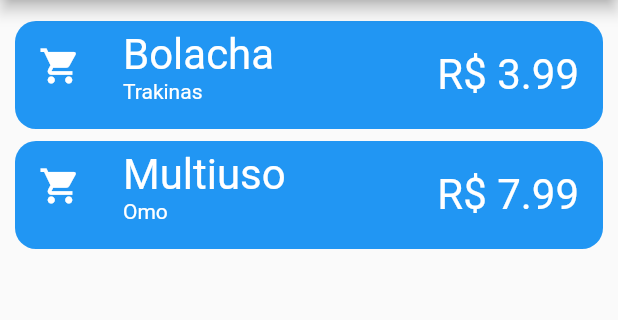
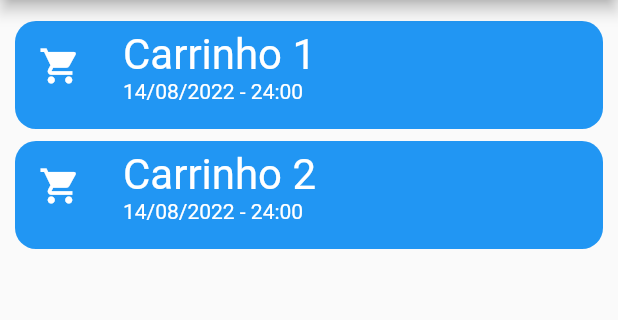
Before and after one commit to Canudo319/shopping-list-app, a Flutter app: the screen it shows after launch, on a phone screen of 412 x 824 dp, the part 84-404 px from its top. Run offline on Flutter 3.47's test engine with Material 2 defaults, Android fonts, the phone set to English and light mode, and no system bars; our stand-ins replace shared_preferences.

Commit message:
Adição da classe modelo cart

```diff
--- /dev/null
+++ b/lib/models/shopping_cart_model.dart
@@ -0,0 +1,21 @@
+import 'package:shopping_list_app/models/shopping_item_model.dart';
+
+import 'package:intl/intl.dart';
+
+class ShoppingCartModel {
+  final int id;
+  String name;
+  DateTime date;
+  List<ShoppingItemModel>? itens;
+
+  ShoppingCartModel({
+    required this.id,
+    required this.name,
+    required this.date,
+    this.itens,
+  });
+
+  String getFormatedDate() {
+    return DateFormat("dd/MM/yyyy - kk:mm").format(date);
+  }
+}
--- a/lib/models/shopping_item_model.dart
+++ b/lib/models/shopping_item_model.dart
@@ -5,10 +5,11 @@ class ShoppingItemModel {
   String? type;
   double price;
 
-  ShoppingItemModel(
-      {required this.id,
-      required this.name,
-      this.brand,
-      this.type,
-      required this.price});
+  ShoppingItemModel({
+    required this.id,
+    required this.name,
+    this.brand,
+    this.type,
+    required this.price,
+  });
 }
--- /dev/null
+++ b/lib/ui/cart_inspection.dart
@@ -0,0 +1,41 @@
+import 'package:flutter/material.dart';
+import 'package:shopping_list_app/models/shopping_cart_model.dart';
+
+class CartInspection extends StatefulWidget {
+  final ShoppingCartModel cart;
+
+  const CartInspection(this.cart, {Key? key}) : super(key: key);
+
+  @override
+  State<CartInspection> createState() => _CartInspectionState();
+}
+
+class _CartInspectionState extends State<CartInspection> {
+  void _setCartName(String cartName) {}
+
+  @override
+  Widget build(BuildContext context) {
+    return Scaffold(
+      appBar: AppBar(
+        backgroundColor: Theme.of(context).primaryColor,
+        title: Column(
+          crossAxisAlignment: CrossAxisAlignment.start,
+          children: [
+            Text(
+              widget.cart.name,
+              style: const TextStyle(
+                fontWeight: FontWeight.bold,
+                fontSize: 20,
+              ),
+            ),
+            const SizedBox(height: 2),
+            Text(
+              widget.cart.getFormatedDate(),
+              style: const TextStyle(fontSize: 12),
+            ),
+          ],
+        ),
+      ),
+    );
+  }
+}
--- a/lib/ui/home_app.dart
+++ b/lib/ui/home_app.dart
@@ -1,10 +1,10 @@
 import 'package:flutter/material.dart';
+import 'package:shopping_list_app/models/shopping_cart_model.dart';
 import 'package:shopping_list_app/ui/change_primary_color.dart';
+import 'package:shopping_list_app/widgets/shopping_cart_list_tile.dart';
 
 import '../models/shopping_item_model.dart';
 import '../widgets/greeter_widget.dart';
-import '../widgets/shopping_item_list_tile.dart';
-import 'item_inspection.dart';
 
 class HomeApp extends StatelessWidget {
   final void Function(ThemeData) _setThemeData;
@@ -13,17 +13,22 @@ class HomeApp extends StatelessWidget {
 
   @override
   Widget build(BuildContext context) {
-    List<ShoppingItemListTile> _extract(List<ShoppingItemModel> listaItens) {
-      List<ShoppingItemListTile> listTiles = [];
+    List<ShoppingCartListTile> _extract(List<ShoppingCartModel> listaCarts) {
+      List<ShoppingCartListTile> listTiles = [];
 
-      for (var item in listaItens) {
-        listTiles.add(ShoppingItemListTile(item));
+      for (var cart in listaCarts) {
+        listTiles.add(ShoppingCartListTile(cart));
       }
 
       return listTiles;
     }
 
-    var itens = [
+    var shoppingCarts = [
+      ShoppingCartModel(
+        id: 1,
+        date: DateTime(2022, 08, 14),
+        name: "Carrinho 1",
+        itens: [
           ShoppingItemModel(
             id: 1,
             name: "Bolacha",
@@ -37,6 +42,28 @@ class HomeApp extends StatelessWidget {
             brand: "Omo",
             type: "Limpeza",
           ),
+        ],
+      ),
+      ShoppingCartModel(
+        id: 1,
+        date: DateTime(2022, 08, 14),
+        name: "Carrinho 2",
+        itens: [
+          ShoppingItemModel(
+            id: 1,
+            name: "Bolacha",
+            price: 3.99,
+            brand: "Trakinas",
+          ),
+          ShoppingItemModel(
+            id: 2,
+            name: "Multiuso",
+            price: 7.99,
+            brand: "Omo",
+            type: "Limpeza",
+          ),
+        ],
+      )
     ];
 
     return Scaffold(
@@ -64,7 +91,7 @@ class HomeApp extends StatelessWidget {
       ),
       body: ListView(
         padding: const EdgeInsets.all(10),
-        children: [..._extract(itens)],
+        children: [..._extract(shoppingCarts)],
       ),
     );
   }
--- /dev/null
+++ b/lib/widgets/shopping_cart_list_tile.dart
@@ -0,0 +1,53 @@
+import 'package:flutter/material.dart';
+import 'package:shopping_list_app/models/shopping_cart_model.dart';
+
+class ShoppingCartListTile extends StatelessWidget {
+  final ShoppingCartModel cart;
+
+  const ShoppingCartListTile(this.cart, {Key? key}) : super(key: key);
+
+  @override
+  Widget build(BuildContext context) {
+    return Padding(
+      padding: const EdgeInsets.fromLTRB(0, 4, 0, 4),
+      child: ListTile(
+        onTap: () {},
+        leading: const Icon(
+          Icons.shopping_cart,
+          color: Colors.white,
+          size: 28,
+        ),
+        title: _ShoppingCartNameText(cart.name),
+        subtitle: Text(
+          cart.getFormatedDate(),
+          style: const TextStyle(
+            color: Colors.white,
+          ),
+        ),
+        tileColor: Theme.of(context).primaryColor,
+        shape: RoundedRectangleBorder(
+          borderRadius: BorderRadius.circular(
+            14.0,
+          ),
+        ),
+      ),
+    );
+  }
+}
+
+class _ShoppingCartNameText extends StatelessWidget {
+  final String text;
+
+  const _ShoppingCartNameText(this.text, {Key? key}) : super(key: key);
+
+  @override
+  Widget build(BuildContext context) {
+    return Text(
+      text,
+      style: const TextStyle(
+        fontSize: 28,
+        color: Colors.white,
+      ),
+    );
+  }
+}
--- a/pubspec.yaml
+++ b/pubspec.yaml
@@ -35,6 +35,7 @@ dependencies:
   # Use with the CupertinoIcons class for iOS style icons.
   cupertino_icons: ^1.0.2
   shared_preferences: ^2.0.15
+  intl: ^0.17.0
 
 dev_dependencies:
   flutter_test:
```
Also changed, not shown: pubspec.lock. Lines whose indentation alone changed are shown as unchanged.
